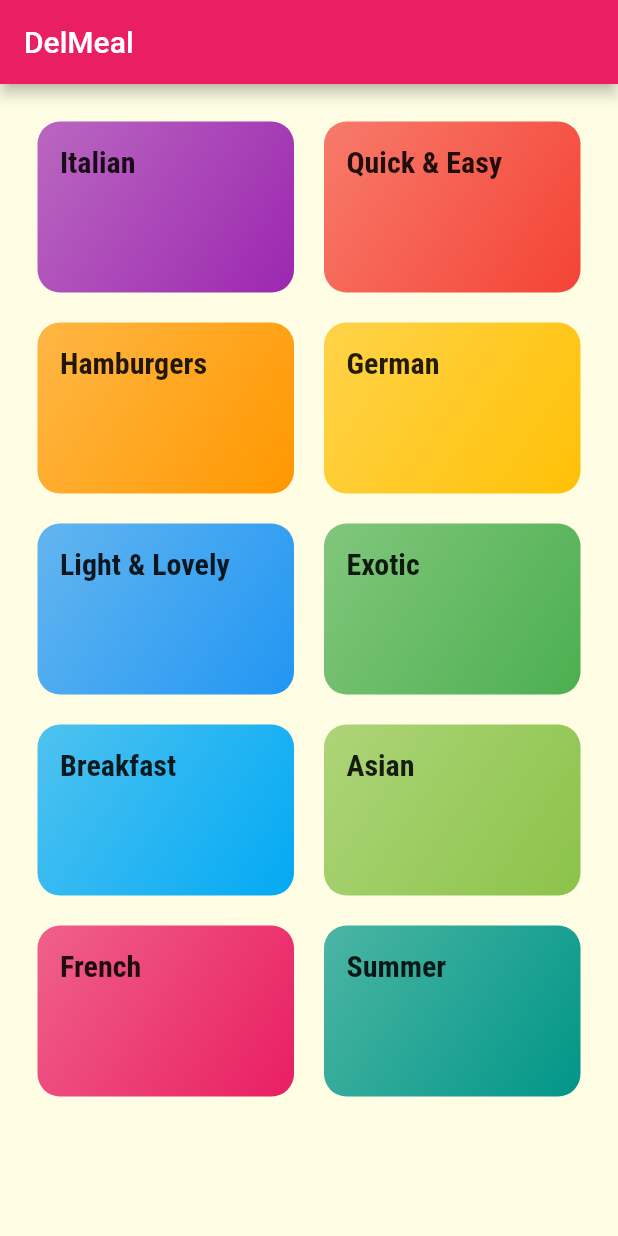
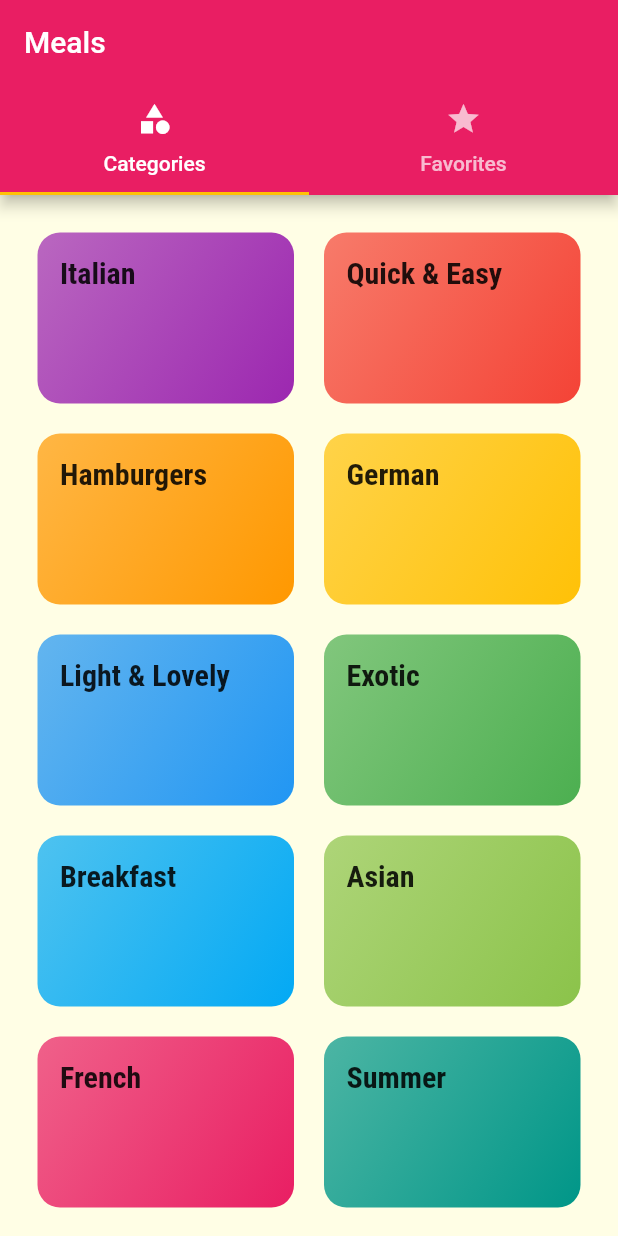
Before and after one commit to ramsony1/meals_app, a Flutter app: the screen it shows after launch, on a phone screen of 412 x 824 dp. Run offline on Flutter 3.47's test engine with Material 2 defaults, Android fonts, the phone set to English and light mode, and no system bars; Roboto replaces fonts that are missing (Releway).

Commit message:
Adding Tab to the App bar

```diff
--- a/lib/main.dart
+++ b/lib/main.dart
@@ -1,4 +1,5 @@
 import 'package:flutter/material.dart';
+import 'package:meals_app/screens/tabs_screen.dart';
 
 import './screens/meal_detail_screen.dart';
 import './screens/categories_screen.dart';
@@ -32,7 +33,7 @@ class MyApp extends StatelessWidget {
       //home: CategoriesScreen(),
       initialRoute: '/',
       routes: {
-        '/': (context) => CategoriesScreen(),
+        '/': (context) => TabsScreen(),
         CategoryMealsScreen.routeName: (context) => CategoryMealsScreen(),
         MealDetailScreen.routeName: (context) => MealDetailScreen(),
       },
--- a/lib/screens/categories_screen.dart
+++ b/lib/screens/categories_screen.dart
@@ -6,11 +6,7 @@ import '../dummy.dart';
 class CategoriesScreen extends StatelessWidget {
   @override
   Widget build(BuildContext context) {
-    return Scaffold(
-      appBar: AppBar(
-        title: Text('DelMeal'),
-      ),
-      body: GridView(
+    return GridView(
       padding: EdgeInsets.all(25),
       gridDelegate: SliverGridDelegateWithMaxCrossAxisExtent(
         maxCrossAxisExtent: 200.0,
@@ -27,7 +23,6 @@ class CategoriesScreen extends StatelessWidget {
             ),
           )
           .toList(),
-      ),
     );
   }
 }
--- /dev/null
+++ b/lib/screens/favorites_screen.dart
@@ -0,0 +1,10 @@
+import 'package:flutter/material.dart';
+
+class FavoritesScreen extends StatelessWidget {
+  @override
+  Widget build(BuildContext context) {
+    return Center(
+      child: Text('The Favorites'),
+    );
+  }
+}
--- /dev/null
+++ b/lib/screens/tabs_screen.dart
@@ -0,0 +1,42 @@
+import 'package:flutter/material.dart';
+import 'package:meals_app/screens/categories_screen.dart';
+import 'package:meals_app/screens/favorites_screen.dart';
+
+class TabsScreen extends StatefulWidget {
+  @override
+  _TabsScreenState createState() => _TabsScreenState();
+}
+
+class _TabsScreenState extends State<TabsScreen> {
+  @override
+  Widget build(BuildContext context) {
+    return DefaultTabController(
+      length: 2,
+      child: Scaffold(
+        appBar: AppBar(
+          title: Text('Meals'),
+          bottom: TabBar(tabs: <Widget>[
+            Tab(
+              icon: Icon(
+                Icons.category,
+              ),
+              text: 'Categories',
+            ),
+            Tab(
+              icon: Icon(
+                Icons.star,
+              ),
+              text: 'Favorites',
+            ),
+          ]),
+        ),
+        body: TabBarView(
+          children: <Widget>[
+            CategoriesScreen(),
+            FavoritesScreen(),
+          ],
+        ),
+      ),
+    );
+  }
+}
```
Lines whose indentation alone changed are shown as unchanged.
